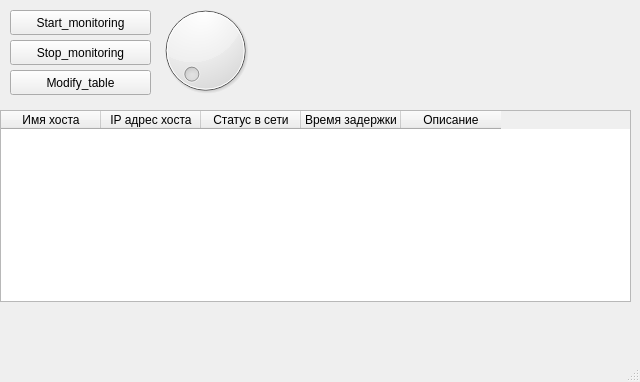
First picture: the form in ui/main_window.ui, repository aleksey88bsuir/Network_monitoring, before the edit.
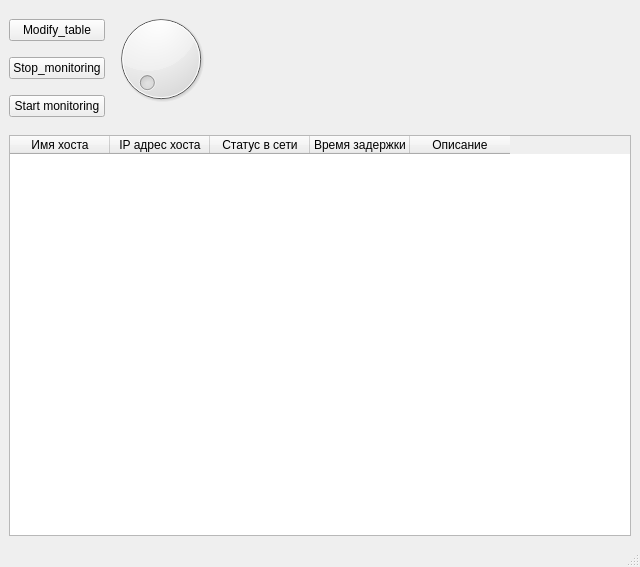
Second picture: the form after the edit.

```diff
--- a/ui/main_window.ui
+++ b/ui/main_window.ui
@@ -7,83 +7,81 @@
     <x>0</x>
     <y>0</y>
     <width>640</width>
-    <height>382</height>
+    <height>567</height>
    </rect>
   </property>
   <property name="windowTitle">
    <string>MainWindow</string>
   </property>
   <widget class="QWidget" name="centralwidget">
-   <widget class="QPushButton" name="b_start">
-    <property name="geometry">
-     <rect>
-      <x>10</x>
-      <y>10</y>
-      <width>141</width>
-      <height>25</height>
-     </rect>
-    </property>
-    <property name="text">
-     <string>Start_monitoring</string>
-    </property>
-   </widget>
-   <widget class="QPushButton" name="b_stop">
-    <property name="geometry">
-     <rect>
-      <x>10</x>
-      <y>40</y>
-      <width>141</width>
-      <height>25</height>
-     </rect>
-    </property>
-    <property name="text">
-     <string>Stop_monitoring</string>
-    </property>
-   </widget>
+   <layout class="QVBoxLayout" name="verticalLayout_5">
+    <item>
+     <layout class="QHBoxLayout" name="horizontalLayout">
+      <item>
+       <layout class="QVBoxLayout" name="verticalLayout">
+        <item>
    <widget class="QPushButton" name="b_modify">
-    <property name="geometry">
-     <rect>
-      <x>10</x>
-      <y>70</y>
-      <width>141</width>
-      <height>25</height>
-     </rect>
-    </property>
     <property name="text">
      <string>Modify_table</string>
     </property>
    </widget>
-   <widget class="QDial" name="q_volume_cont">
-    <property name="geometry">
-     <rect>
-      <x>150</x>
-      <y>0</y>
-      <width>111</width>
-      <height>101</height>
-     </rect>
-    </property>
-   </widget>
+        </item>
+        <item>
+         <widget class="QPushButton" name="b_stop">
+          <property name="text">
+           <string>Stop_monitoring</string>
+          </property>
+         </widget>
+        </item>
+        <item>
+         <widget class="QPushButton" name="b_start">
+          <property name="text">
+           <string>Start monitoring</string>
+          </property>
+         </widget>
+        </item>
+       </layout>
+      </item>
+      <item>
+       <layout class="QVBoxLayout" name="verticalLayout_2">
+        <item>
+         <widget class="QDial" name="q_volume_cont"/>
+        </item>
+        <item>
    <widget class="QLabel" name="l_volume">
-    <property name="geometry">
-     <rect>
-      <x>270</x>
-      <y>70</y>
-      <width>321</width>
-      <height>17</height>
-     </rect>
-    </property>
     <property name="text">
      <string/>
     </property>
    </widget>
+        </item>
+       </layout>
+      </item>
+      <item>
+       <layout class="QVBoxLayout" name="verticalLayout_4">
+        <item>
+         <spacer name="horizontalSpacer">
+          <property name="orientation">
+           <enum>Qt::Horizontal</enum>
+          </property>
+          <property name="sizeHint" stdset="0">
+           <size>
+            <width>40</width>
+            <height>20</height>
+           </size>
+          </property>
+         </spacer>
+        </item>
+       </layout>
+      </item>
+     </layout>
+    </item>
+    <item>
    <widget class="QTableWidget" name="tableWidget">
-    <property name="geometry">
-     <rect>
-      <x>0</x>
-      <y>110</y>
-      <width>631</width>
-      <height>192</height>
-     </rect>
+      <property name="minimumSize">
+       <size>
+        <width>620</width>
+        <height>0</height>
+       </size>
     </property>
     <column>
      <property name="text">
@@ -111,6 +109,8 @@
      </property>
     </column>
    </widget>
+    </item>
+   </layout>
   </widget>
   <widget class="QMenuBar" name="menubar">
    <property name="geometry">
```
Lines whose indentation alone changed are shown as unchanged.
